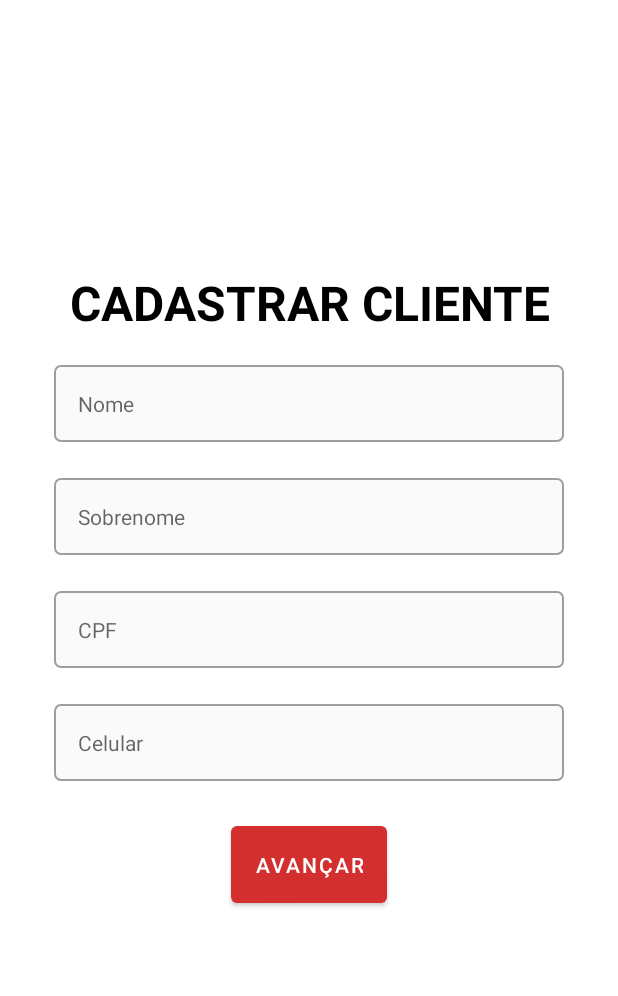
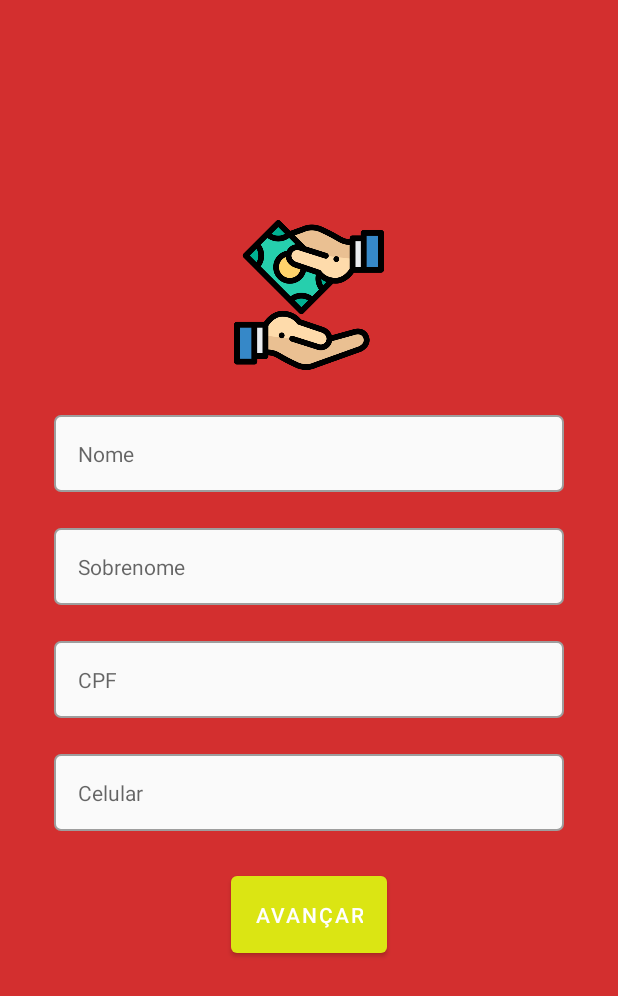
Before and after one commit to aladinjunior/inadipay, an Android app: the RegisterActivity screen opened directly, with no data from a screen before it, on a phone screen of 412 x 824 dp. Shown: the top 996 px of the screen. Run offline under Robolectric (Android 15) with nearby library versions, the light colour scheme and no system bars.

Commit message:
issues fixed and app finalized

```diff
--- a/app/src/main/java/co/aladinjunior/inadipay/register/view/RegisterActivity.kt
+++ b/app/src/main/java/co/aladinjunior/inadipay/register/view/RegisterActivity.kt
@@ -63,9 +63,6 @@ class RegisterActivity : AppCompatActivity() {
         validateTextFields()
         cpf.addTextChangedListener(Mask.mask("###.###.###-##", cpf))
         phone.addTextChangedListener(Mask.mask("(##)#####-####", phone))
-
-
-
 
 
 
--- a/app/src/main/res/color/button_background.xml
+++ b/app/src/main/res/color/button_background.xml
@@ -1,8 +1,8 @@
 <?xml version="1.0" encoding="utf-8"?>
 <selector xmlns:android="http://schemas.android.com/apk/res/android">
 
-    <item android:state_enabled="false" android:color="@color/light_red"/>
-    <item android:color="@color/red"/>
+    <item android:state_enabled="false" android:color="#D9D373"/>
+    <item android:color="@color/yellow"/>
 
 
 </selector>
--- a/app/src/main/res/layout/activity_register.xml
+++ b/app/src/main/res/layout/activity_register.xml
@@ -4,6 +4,7 @@
     xmlns:tools="http://schemas.android.com/tools"
     android:layout_width="match_parent"
     android:layout_height="match_parent"
+    android:background="@color/red"
     tools:context=".register.view.RegisterActivity">
 
     <LinearLayout
@@ -12,15 +13,13 @@
         android:orientation="vertical"
         android:layout_gravity="center">
 
-    <TextView
-        android:layout_width="match_parent"
-        android:layout_height="wrap_content"
-        android:text="@string/register_costumer"
-        android:textAlignment="center"
-        android:layout_marginBottom="20dp"
-        android:textSize="32sp"
-        android:textStyle="bold"
-        android:textColor="@color/black"/>
+
+        <ImageView
+            android:layout_marginBottom="30dp"
+            android:layout_gravity="center"
+            android:src="@drawable/icon"
+            android:layout_width="100dp"
+            android:layout_height="100dp"/>
 
 
     <com.google.android.material.textfield.TextInputLayout
@@ -81,7 +80,7 @@
     <co.aladinjunior.inadipay.register.view.LoadingButton
         android:id="@+id/register_button"
         app:text="@string/next"
-        android:backgroundTint="@color/red"
+        android:backgroundTint="@color/yellow"
         android:layout_width="wrap_content"
         android:layout_height="wrap_content"
         android:layout_marginBottom="12dp"
--- a/app/src/main/res/layout/activity_register_next.xml
+++ b/app/src/main/res/layout/activity_register_next.xml
@@ -4,7 +4,8 @@
     xmlns:tools="http://schemas.android.com/tools"
     android:layout_width="match_parent"
     android:layout_height="match_parent"
-    tools:context=".register.view.RegisterActivity">
+    tools:context=".register.view.RegisterActivity"
+    android:background="@color/red">
 
     <LinearLayout
         android:layout_width="match_parent"
--- a/app/src/main/res/layout/fragment_active_wallet.xml
+++ b/app/src/main/res/layout/fragment_active_wallet.xml
@@ -4,7 +4,6 @@
     android:layout_width="match_parent"
     android:layout_height="match_parent"
     xmlns:app="http://schemas.android.com/apk/res-auto"
-    android:background="@color/color_primary"
     android:orientation="vertical"
     android:paddingLeft="20dp"
     android:paddingRight="20dp">
--- a/app/src/main/res/layout/fragment_default.xml
+++ b/app/src/main/res/layout/fragment_default.xml
@@ -3,7 +3,7 @@
     android:layout_width="match_parent"
     android:layout_height="match_parent"
     xmlns:app="http://schemas.android.com/apk/res-auto"
-    android:background="@color/color_primary"
+
     android:orientation="vertical"
     android:paddingLeft="20dp"
     android:paddingRight="20dp">
--- a/app/src/main/res/values/colors.xml
+++ b/app/src/main/res/values/colors.xml
@@ -8,6 +8,5 @@
     <color name="teal_700">#FF018786</color>
     <color name="black">#FF000000</color>
     <color name="white">#FFFFFFFF</color>
-    <color name="color_accent">#4885ed</color>
-    <color name="color_primary">#ffffff</color>
+    <color name="yellow">#DBE513</color>
 </resources>
```
Also changed, not shown: app/src/main/res/layout/fragment_operations.xml (+19 -7 lines).
